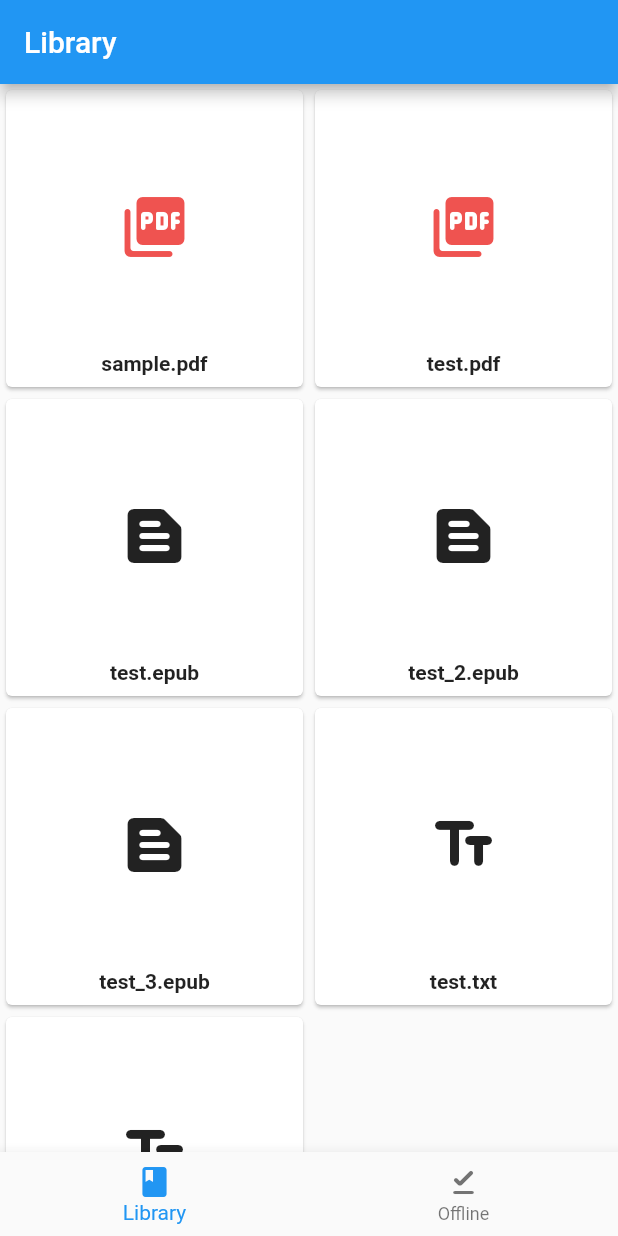
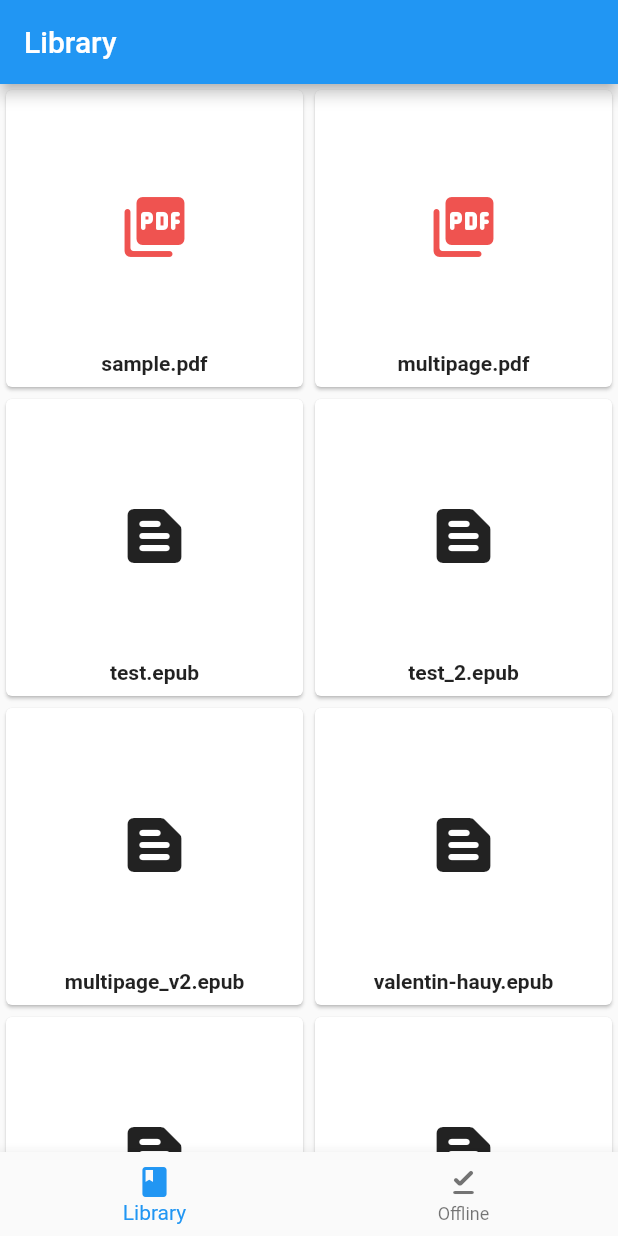
Before and after one commit to qt-odabade/qt_book_reader, a Flutter app: the screen it shows after launch, on a phone screen of 412 x 824 dp. Run offline on Flutter 3.47's test engine with Material 2 defaults, Android fonts, the phone set to English and light mode, and no system bars; our stand-ins replace hive, hive_flutter; missing offline and left inert: encrypt, epub_view, pdfx; accounts and stored records are empty; statements that could not run were skipped.

Commit message:
removed few assets

```diff
--- a/lib/app/constants.dart
+++ b/lib/app/constants.dart
@@ -19,10 +19,14 @@ class Constants {
 
   static List<String> downloadUrls = [
     'https://www.africau.edu/images/default/sample.pdf',
-    'https://github.com/qt-odabade/qt_book_reader/raw/master/assets/test.pdf',
+    'https://github.com/qt-odabade/qt_book_reader/raw/master/assets/multipage.pdf',
     'https://github.com/qt-odabade/qt_book_reader/raw/master/assets/test.epub',
     'https://github.com/qt-odabade/qt_book_reader/raw/master/assets/test_2.epub',
-    'https://github.com/qt-odabade/qt_book_reader/raw/master/assets/test_3.epub',
+    'https://github.com/qt-odabade/qt_book_reader/raw/master/assets/multipage_v2.epub',
+    'http://www.daisy.org/samples/epub/valentin-hauy.epub',
+    'https://github.com/IDPF/epub3-samples/releases/download/20170606/figure-gallery-bindings.epub',
+    'https://github.com/IDPF/epub3-samples/releases/download/20170606/hefty-water.epub',
+    'http://files.infogridpacific.com/epub3/don-quijoti-epub3.epub',
     'https://github.com/qt-odabade/qt_book_reader/raw/master/assets/test.txt',
     'https://github.com/qt-odabade/qt_book_reader/raw/master/assets/test_2.txt'
   ];
```
Also changed, not shown: 3 other files.
